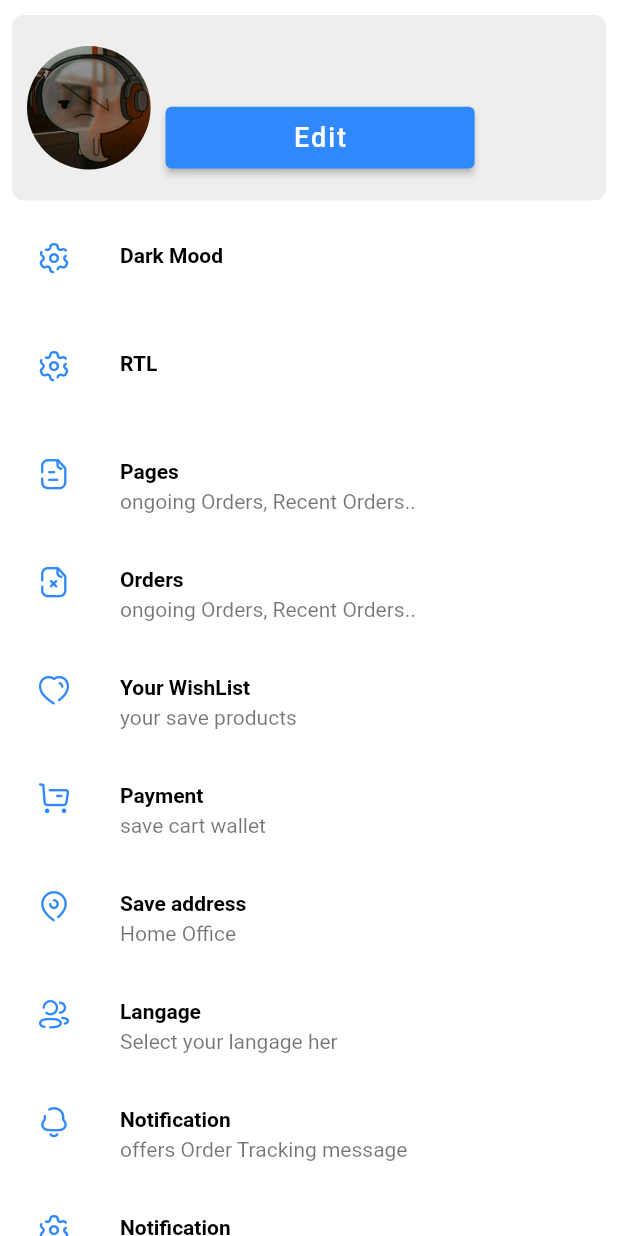
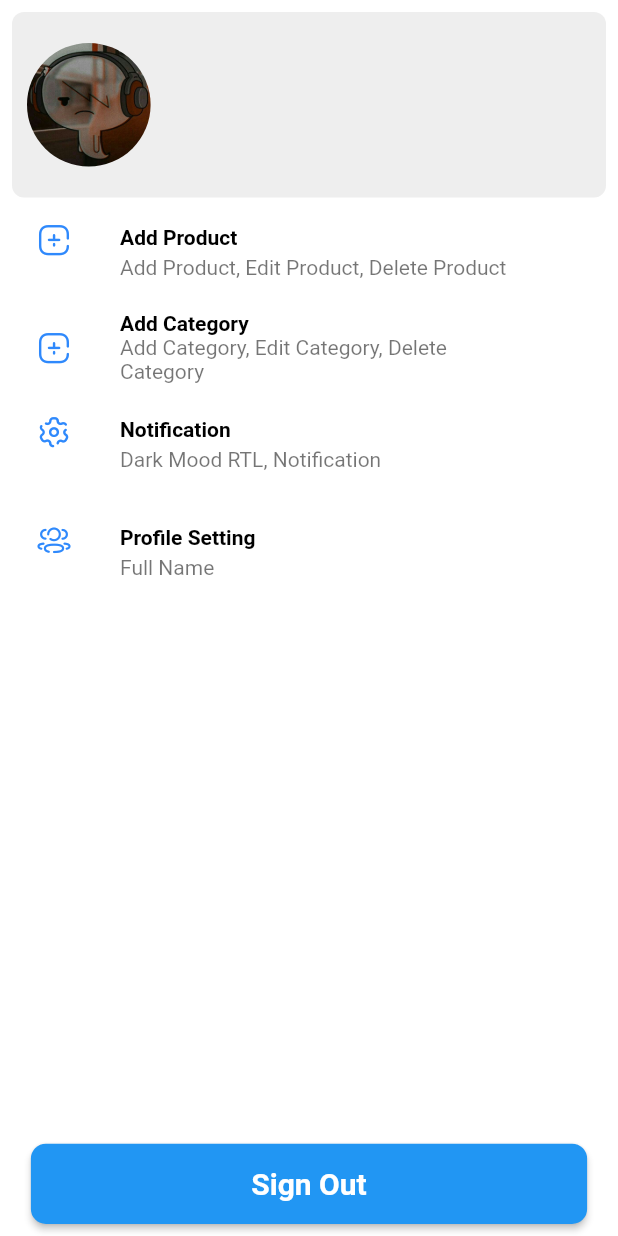
Before and after one commit to abdulrahmanHatem911/e_commerce_flutter, a Flutter app: the SettingScreen screen opened directly, on a phone screen of 412 x 824 dp. Run offline on Flutter 3.47's test engine with Material 2 defaults, Android fonts, the phone set to English and light mode, and no system bars; our stand-ins replace curved_navigation_bar, dio, equatable, flutter_bloc, fluttertoast, font_awesome_flutter and 5 more; accounts and stored records are empty; network calls fail; Roboto replaces fonts that are missing (Ubuntu).

Commit message:
update in layout app and add flutter toast

```diff
--- a/lib/modules/layout/favorite_screen.dart
+++ b/lib/modules/layout/favorite_screen.dart
@@ -48,6 +48,7 @@ class FavoriteScreen extends StatelessWidget {
   Widget _buildItemList(
       {required BuildContext context, required ProductModel item}) {
     return Container(
+      width: SizeConfig.screenWidth * 0.3,
       decoration: BoxDecoration(
         borderRadius: BorderRadius.circular(10.0),
         color: Colors.white,
@@ -63,8 +64,8 @@ class FavoriteScreen extends StatelessWidget {
       child: Row(
         children: [
           Container(
-            width: SizeConfig.screenWidth * 0.3,
-            height: SizeConfig.screenWidth * 0.34,
+            width: SizeConfig.screenWidth * 0.26,
+            height: SizeConfig.screenWidth * 0.29,
             decoration: BoxDecoration(
               color: Colors.white,
               borderRadius: BorderRadius.circular(10),
--- a/lib/modules/layout/setting_screen.dart
+++ b/lib/modules/layout/setting_screen.dart
@@ -1,5 +1,6 @@
 import 'package:e_commerce_flutter/controllers/layout_cubit/layout_cubit.dart';
 import 'package:e_commerce_flutter/core/utils/constent.dart';
+import 'package:e_commerce_flutter/modules/widgets/build_flutter_toast.dart';
 import 'package:flutter/material.dart';
 import 'package:flutter_bloc/flutter_bloc.dart';
 
@@ -9,7 +10,6 @@ import '../../core/style/icon_broken.dart';
 import '../../core/utils/app_size.dart';
 import '../../core/utils/app_strings.dart';
 import '../../core/utils/screen_config.dart';
-import '../../core/widget/circular_progress_component.dart';
 import '../widgets/bottom_app.dart';
 
 class SettingScreen extends StatelessWidget {
@@ -22,11 +22,8 @@ class SettingScreen extends StatelessWidget {
       child: BlocConsumer<LayoutCubit, LayoutState>(
         listener: (context, state) {
           if (state is UserSignOutSuccessState) {
-            CircularProgressComponent.showSnackBar(
-              context: context,
-              message: 'SGIN OUT',
-              color: Colors.green,
-            );
+            showFlutterToast(
+                message: "Sign out successfully 🥳", toastColor: Colors.green);
             Navigator.of(context).pushNamedAndRemoveUntil(
               Routers.LOGIN,
               (route) => false,
@@ -36,9 +33,8 @@ class SettingScreen extends StatelessWidget {
         builder: (context, state) {
           var cubit = LayoutCubit.get(context);
           return Scaffold(
-            body: SingleChildScrollView(
-              padding:
-                  const EdgeInsets.symmetric(horizontal: 8.0, vertical: 10.0),
+            body: Padding(
+              padding: const EdgeInsets.all(8.0),
               child: Column(
                 children: [
                   Container(
@@ -75,86 +71,22 @@ class SettingScreen extends StatelessWidget {
                               CURRENT_USER?.email ?? '',
                               style: Theme.of(context).textTheme.bodyMedium,
                             ),
-                            ElevatedButton(
-                              style: ElevatedButton.styleFrom(
-                                backgroundColor: AppColor.primerColor,
-                                minimumSize: Size(
-                                  SizeConfig.screenWidth * 0.5,
-                                  SizeConfig.screenHeight * 0.05,
-                                ),
-                              ),
-                              onPressed: () {},
-                              child: const Text(
-                                'Edit',
-                                style: TextStyle(
-                                  color: Colors.white,
-                                  fontSize: 18.0,
-                                  letterSpacing: 1.3,
-                                ),
-                              ),
-                            )
                           ],
                         ),
                       ],
                     ),
                   ),
-                  AppSize.sv_10,
-                  Column(
-                    children: [
                   _buildListItem(
                     context,
-                        title: 'Dark Mood',
-                        leadingIcon: IconBroken.Setting,
+                    title: 'Add Product',
+                    subtitle: 'Add Product, Edit Product, Delete Product',
+                    leadingIcon: IconBroken.Plus,
                   ),
                   _buildListItem(
                     context,
-                        title: 'RTL',
-                        leadingIcon: IconBroken.Setting,
-                      ),
-                      _buildListItem(
-                        context,
-                        title: 'Pages',
-                        leadingIcon: IconBroken.Paper,
-                        subtitle: 'ongoing Orders, Recent Orders..',
-                      ),
-                      _buildListItem(
-                        context,
-                        title: 'Orders',
-                        leadingIcon: IconBroken.Paper_Fail,
-                        subtitle: 'ongoing Orders, Recent Orders..',
-                        onTapFunction: () {},
-                      ),
-                      _buildListItem(
-                        context,
-                        title: 'Your WishList',
-                        leadingIcon: IconBroken.Heart,
-                        subtitle: 'your save products',
-                        onTapFunction: () {},
-                      ),
-                      _buildListItem(
-                        context,
-                        title: 'Payment',
-                        leadingIcon: IconBroken.Buy,
-                        subtitle: 'save cart wallet',
-                        onTapFunction: () {},
-                      ),
-                      _buildListItem(
-                        context,
-                        title: 'Save address',
-                        leadingIcon: IconBroken.Location,
-                        subtitle: 'Home Office',
-                      ),
-                      _buildListItem(
-                        context,
-                        title: 'Langage',
-                        leadingIcon: IconBroken.User,
-                        subtitle: 'Select your langage her',
-                      ),
-                      _buildListItem(
-                        context,
-                        title: 'Notification',
-                        leadingIcon: IconBroken.Notification,
-                        subtitle: 'offers Order Tracking message',
+                    title: 'Add Category',
+                    subtitle: 'Add Category, Edit Category, Delete Category',
+                    leadingIcon: IconBroken.Plus,
                   ),
                   _buildListItem(
                     context,
@@ -168,9 +100,7 @@ class SettingScreen extends StatelessWidget {
                     leadingIcon: IconBroken.User1,
                     subtitle: 'Full Name',
                   ),
-                    ],
-                  ),
-                  AppSize.sv_10,
+                  const Spacer(),
                   BottomComponent(
                     child: Text(
                       'Sign Out',
--- a/pubspec.yaml
+++ b/pubspec.yaml
@@ -52,6 +52,7 @@ dependencies:
   path_provider: ^2.0.11
   url_launcher: ^6.1.7
   webview_flutter: ^3.0.4
+  fluttertoast: ^8.2.1
 
 dev_dependencies:
   flutter_test:
```
Also changed, not shown: lib/controllers/layout_cubit/layout_cubit.dart (+7 -3 lines), lib/main.dart (+6 -1 lines), lib/modules/auth/login_screen.dart (+5 -4 lines), lib/modules/layout/cart/cart_sreen.dart (+12 -9 lines), lib/modules/layout/home_screen.dart (+27 -9 lines), lib/modules/layout/layout_screen.dart (+18 -10 lines), lib/modules/widgets/build_circular_widget.dart (added, +15 -0 lines), lib/modules/widgets/build_flutter_toast.dart (added, +14 -0 lines), lib/modules/widgets/home/categories_compnent.dart (+5 -6 lines), lib/modules/widgets/home/user_drawer_component.dart (+6 -7 lines), pubspec.lock, 1 other file. Lines whose indentation alone changed are shown as unchanged.
